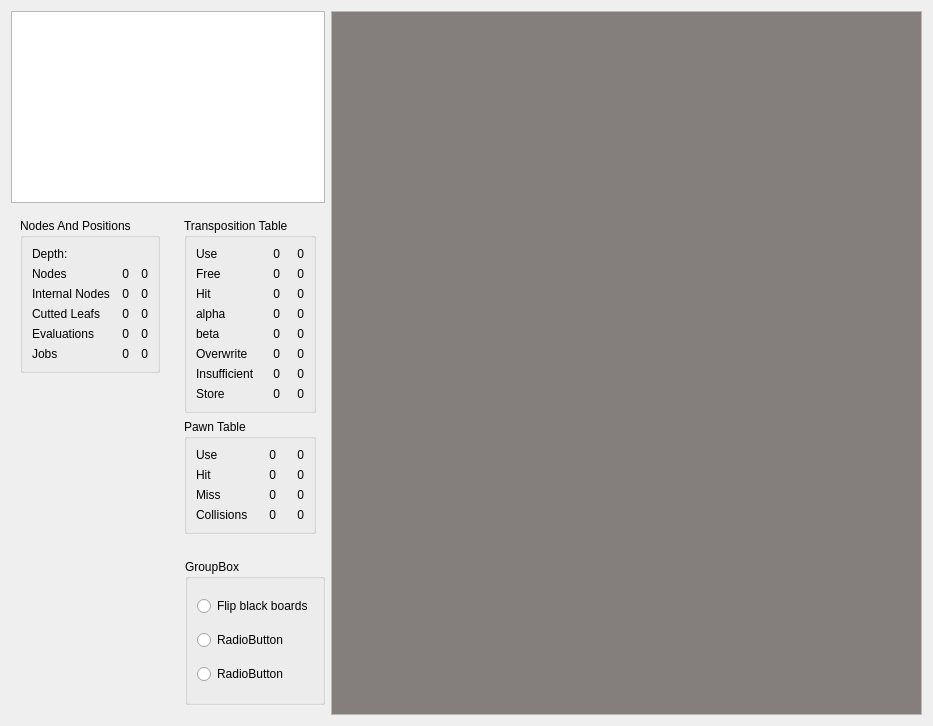
Above: stats.ui from gpiez/hayabusa before the change. Below: the same form after it.
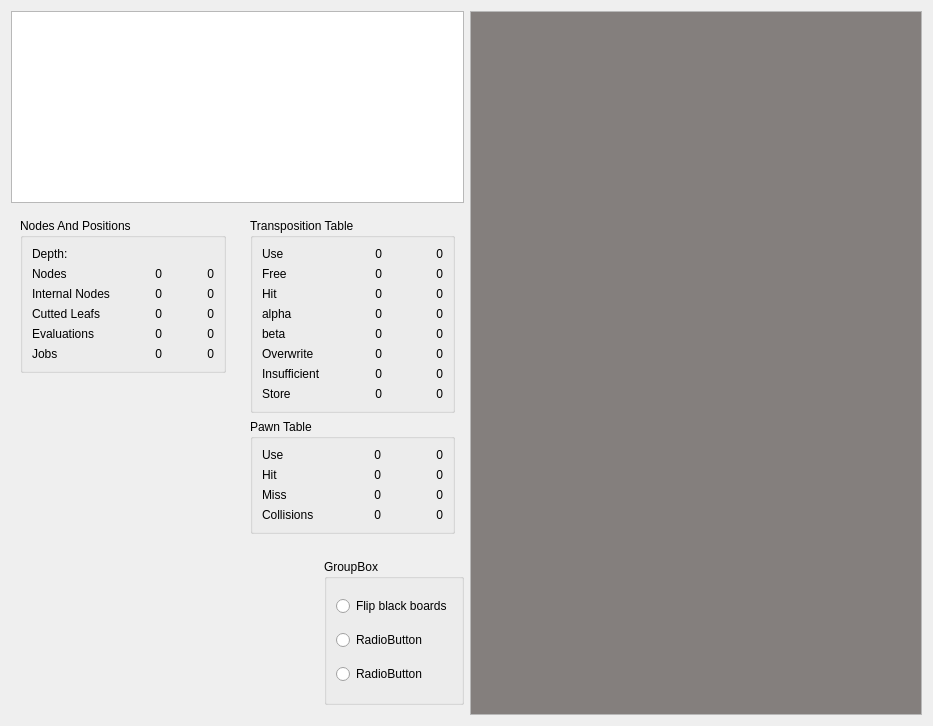
That is the form after the change.

The edit to the form file:
```diff
--- a/stats.ui
+++ b/stats.ui
@@ -13,14 +13,14 @@
   <property name="windowTitle">
    <string>Statistics</string>
   </property>
-  <layout class="QHBoxLayout" name="horizontalLayout_3">
+  <layout class="QHBoxLayout" name="horizontalLayout_3" stretch="1,1">
    <item>
     <layout class="QVBoxLayout" name="verticalLayout_2">
      <item>
       <widget class="QPlainTextEdit" name="bestLine">
        <property name="sizePolicy">
         <sizepolicy hsizetype="Expanding" vsizetype="Expanding">
-         <horstretch>1</horstretch>
+         <horstretch>0</horstretch>
          <verstretch>0</verstretch>
         </sizepolicy>
        </property>
@@ -831,8 +831,8 @@
    <item>
     <widget class="QTreeView" name="treeView">
      <property name="sizePolicy">
-      <sizepolicy hsizetype="Expanding" vsizetype="Expanding">
-       <horstretch>2</horstretch>
+      <sizepolicy hsizetype="Preferred" vsizetype="Expanding">
+       <horstretch>0</horstretch>
        <verstretch>0</verstretch>
       </sizepolicy>
      </property>
```
